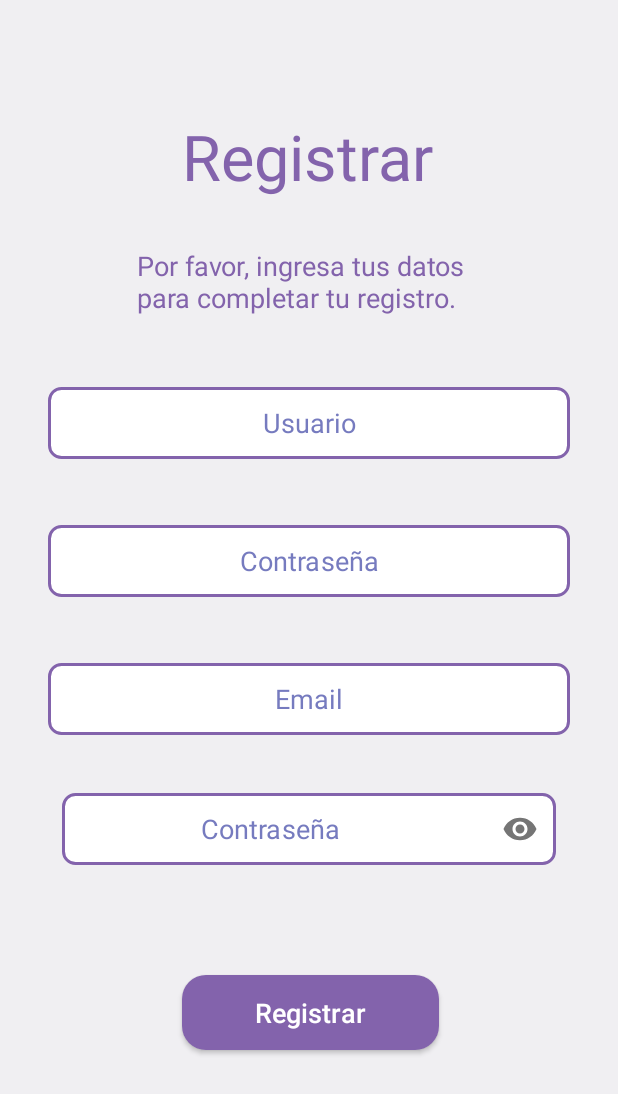
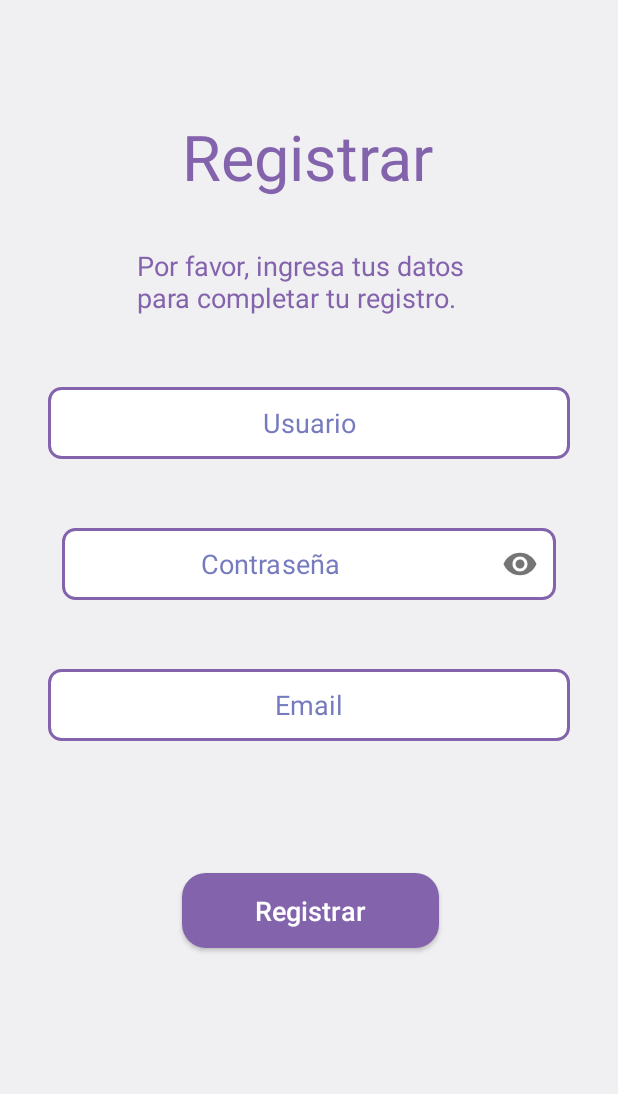
Before and after one commit to rcucho/Wallpapeer, an Android app: the RegistrarActivity screen opened directly, with no data from a screen before it, on a phone screen of 412 x 824 dp. Shown: the top 1094 px of the screen. Run offline under Robolectric (Android 15) with nearby library versions, the phone set to English and light mode, and no system bars; libraries missing offline, so code that uses them is left out: com.androidnetworking, com.androidnetworking.common, com.androidnetworking.error, com.androidnetworking.interfaces; 1 statement that could not run was skipped.

```diff
--- a/app/src/main/java/pe/edu/upc/wallpapeer/RegistrarActivity.java
+++ b/app/src/main/java/pe/edu/upc/wallpapeer/RegistrarActivity.java
@@ -3,12 +3,90 @@ package pe.edu.upc.wallpapeer;
 import androidx.appcompat.app.AppCompatActivity;
 
 import android.os.Bundle;
+import android.view.View;
+import android.widget.Button;
+import android.widget.EditText;
+import android.widget.Toast;
+
+import com.androidnetworking.AndroidNetworking;
+import com.androidnetworking.common.Priority;
+import com.androidnetworking.error.ANError;
+import com.androidnetworking.interfaces.JSONObjectRequestListener;
+
+import org.json.JSONException;
+import org.json.JSONObject;
+
+import java.util.HashMap;
+import java.util.Map;
 
 public class RegistrarActivity extends AppCompatActivity {
+
+    private EditText etUsuario;
+    private EditText etPassword;
+    private EditText etEmail;
+
+    private Button btnRegistrar;
 
     @Override
     protected void onCreate(Bundle savedInstanceState) {
         super.onCreate(savedInstanceState);
         setContentView(R.layout.activity_registrar);
+        AndroidNetworking.initialize(getApplicationContext());
+
+        etUsuario = findViewById(R.id.etUsuarioReg);
+        etPassword = findViewById(R.id.etPasswordReg);
+        etEmail = findViewById(R.id.etEmailReg);
+
+        btnRegistrar = findViewById(R.id.btnRegistrar);
+
+        btnRegistrar.setOnClickListener(new View.OnClickListener() {
+            @Override
+            public void onClick(View view) { registrarUsuario(); }
+        });
+
+    }
+    private void registrarUsuario() {
+        if (isValidarCampos()) {
+
+            String usuario = etUsuario.getText().toString();
+            String password = etPassword.getText().toString();
+            String email = etEmail.getText().toString();
+
+            Map<String,String> datos = new HashMap<>();
+            datos.put("username", usuario);
+            datos.put("email", email);
+            datos.put("password", password);
+
+            JSONObject jsondata = new JSONObject(datos);
+
+            AndroidNetworking.post("https://infinite-tundra-77261.herokuapp.com/api/auth/signup")
+                    .addJSONObjectBody(jsondata)
+                    .setPriority(Priority.MEDIUM)
+                    .build()
+                    .getAsJSONObject(new JSONObjectRequestListener() {
+                        @Override
+                        public void onResponse(JSONObject response) {
+                            try {
+                                String messageSucces = response.getString("message");
+                                Toast.makeText(RegistrarActivity.this, messageSucces, Toast.LENGTH_SHORT).show();
+                            } catch (JSONException e) {
+                                Toast.makeText(RegistrarActivity.this, "Error: "+e.getMessage(), Toast.LENGTH_SHORT).show();
+                            }
+                        }
+
+                        @Override
+                        public void onError(ANError anError) {
+                            Toast.makeText(RegistrarActivity.this, "Error: "+anError.getErrorDetail(), Toast.LENGTH_SHORT).show();
+                        }
+                    });
+        } else {
+            Toast.makeText(this, "No se puede ingresar si existen campos vacios", Toast.LENGTH_SHORT).show();
+        }
+    }
+
+    private boolean isValidarCampos(){
+        return !etUsuario.getText().toString().trim().isEmpty() &&
+                !etPassword.getText().toString().trim().isEmpty() &&
+                !etEmail.getText().toString().trim().isEmpty();
     }
 }
--- a/app/src/main/res/layout/activity_registrar.xml
+++ b/app/src/main/res/layout/activity_registrar.xml
@@ -53,30 +53,11 @@
         app:layout_constraintTop_toBottomOf="@+id/tvIndicaciones" />
 
     <EditText
-        android:id="@+id/etPasswordReg"
-        android:layout_width="match_parent"
-        android:layout_height="wrap_content"
-        android:layout_marginStart="32dp"
-        android:layout_marginTop="44dp"
-        android:layout_marginEnd="32dp"
-        android:background="@drawable/user_pass_box"
-        android:ems="10"
-        android:gravity="center"
-        android:hint="Contraseña"
-        android:inputType="textPassword"
-        android:minHeight="48dp"
-        android:textColorHint="#767BBF"
-        app:layout_constraintEnd_toEndOf="parent"
-        app:layout_constraintHorizontal_bias="0.0"
-        app:layout_constraintStart_toStartOf="parent"
-        app:layout_constraintTop_toBottomOf="@+id/etUsuarioReg" />
-
-    <EditText
         android:id="@+id/etEmailReg"
         android:layout_width="match_parent"
         android:layout_height="wrap_content"
         android:layout_marginStart="32dp"
-        android:layout_marginTop="44dp"
+        android:layout_marginTop="40dp"
         android:layout_marginEnd="32dp"
         android:background="@drawable/user_pass_box"
         android:ems="10"
@@ -88,14 +69,14 @@
         app:layout_constraintEnd_toEndOf="parent"
         app:layout_constraintHorizontal_bias="0.0"
         app:layout_constraintStart_toStartOf="parent"
-        app:layout_constraintTop_toBottomOf="@+id/etPasswordReg" />
+        app:layout_constraintTop_toBottomOf="@+id/textInputLayout" />
 
     <Button
         android:id="@+id/btnRegistrar"
         android:layout_width="171dp"
         android:layout_height="50dp"
         android:layout_marginStart="100dp"
-        android:layout_marginTop="160dp"
+        android:layout_marginTop="88dp"
         android:layout_marginEnd="100dp"
         android:background="@drawable/button_rounded"
         android:text="Registrar"
@@ -108,19 +89,19 @@
         app:layout_constraintTop_toBottomOf="@+id/etEmailReg" />
 
     <com.google.android.material.textfield.TextInputLayout
+        android:id="@+id/textInputLayout"
         android:layout_width="357dp"
         android:layout_height="60dp"
+        android:layout_marginTop="40dp"
         android:gravity="center"
         app:endIconMode="password_toggle"
         app:hintEnabled="false"
-        app:layout_constraintBottom_toTopOf="@+id/btnRegistrar"
         app:layout_constraintEnd_toEndOf="parent"
         app:layout_constraintStart_toStartOf="parent"
-        app:layout_constraintTop_toBottomOf="@+id/etEmailReg"
-        app:layout_constraintVertical_bias="0.327">
+        app:layout_constraintTop_toBottomOf="@+id/etUsuarioReg">
 
         <com.google.android.material.textfield.TextInputEditText
-            android:id="@+id/etPasswordReg2"
+            android:id="@+id/etPasswordReg"
             android:layout_width="329dp"
             android:layout_height="48dp"
             android:background="@drawable/user_pass_box"
```
